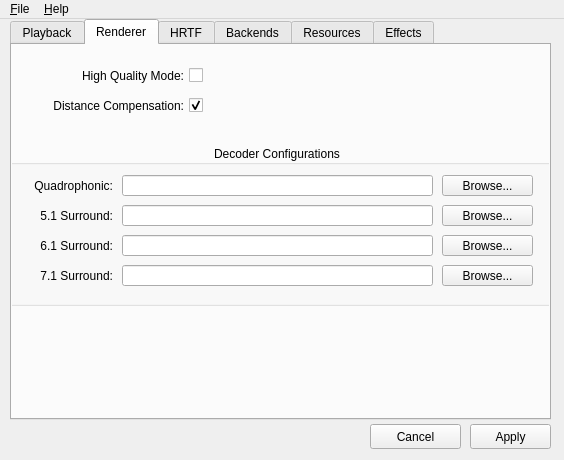
kcat/openal-soft, file utils/alsoft-config/mainwindow.ui: the form before one commit.
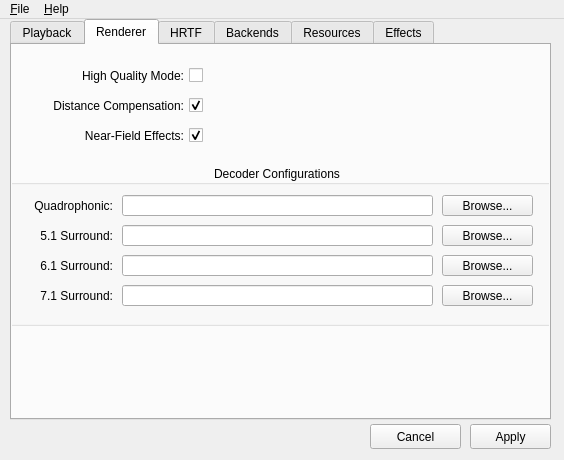
The form after the commit. The open tabs and pages were chosen to show the change. Icons and pictures are not drawn.

Commit message: Document the nfc config option and expose it in alsoft-config

Patch:
```diff
--- a/utils/alsoft-config/mainwindow.ui
+++ b/utils/alsoft-config/mainwindow.ui
@@ -621,7 +621,7 @@
       <property name="geometry">
        <rect>
         <x>-10</x>
-        <y>100</y>
+        <y>120</y>
         <width>551</width>
         <height>161</height>
        </rect>
@@ -789,6 +789,35 @@
        </property>
       </widget>
      </widget>
+     <widget class="QCheckBox" name="decoderNFEffectsCheckBox">
+      <property name="geometry">
+       <rect>
+        <x>10</x>
+        <y>80</y>
+        <width>181</width>
+        <height>21</height>
+       </rect>
+      </property>
+      <property name="toolTip">
+       <string>Simulates and compensates for low-frequency effects
+caused by the curvature of nearby sound-waves, which
+creates a more realistic perception of sound distance.
+Note that the effect may be stronger or weaker than
+intended if the application doesn't use or specify an
+appropriate unit scale, or if incorrect speaker distances
+are set in the decoder configuration file. Requires High
+Quality Mode to be enabled.</string>
+      </property>
+      <property name="layoutDirection">
+       <enum>Qt::RightToLeft</enum>
+      </property>
+      <property name="text">
+       <string>Near-Field Effects:</string>
+      </property>
+      <property name="checked">
+       <bool>true</bool>
+      </property>
+     </widget>
     </widget>
     <widget class="QWidget" name="tab_5">
      <attribute name="title">
```
The commit also changes 2 other files.
